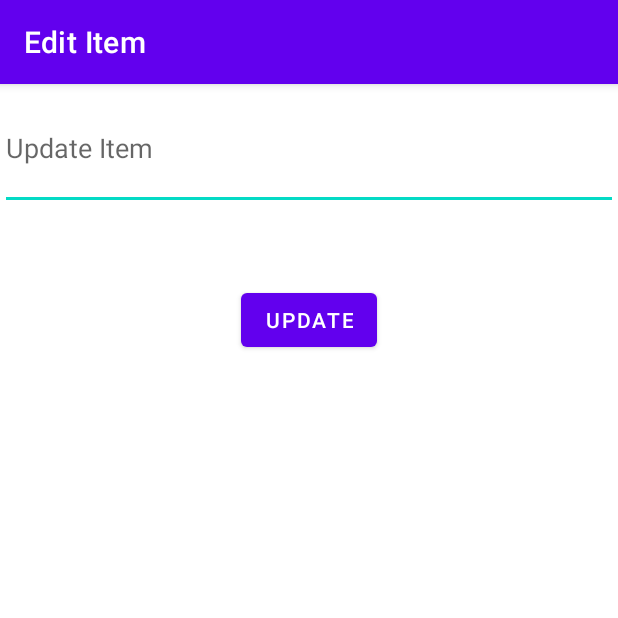
After one commit to smahboob/simple-todo-android, an Android app: the EditList screen opened directly, with no data from a screen before it, on a phone screen of 412 x 824 dp, the top half of it. The commit adds this screen. Run offline under Robolectric (Android 15) with nearby library versions, the phone set to English and light mode, and no system bars.

Commit message:
Edit the TodoList Implementation

```diff
--- a/app/src/main/AndroidManifest.xml
+++ b/app/src/main/AndroidManifest.xml
@@ -9,6 +9,7 @@
         android:roundIcon="@mipmap/ic_launcher_round"
         android:supportsRtl="true"
         android:theme="@style/Theme.SimpleTodo">
+        <activity android:name=".EditList"></activity>
         <activity android:name=".MainActivity">
             <intent-filter>
                 <action android:name="android.intent.action.MAIN" />
--- /dev/null
+++ b/app/src/main/java/com/example/simpletodo/EditList.java
@@ -0,0 +1,35 @@
+package com.example.simpletodo;
+
+import androidx.appcompat.app.AppCompatActivity;
+
+import android.content.Intent;
+import android.os.Bundle;
+import android.view.View;
+import android.widget.EditText;
+
+public class EditList extends AppCompatActivity {
+
+    private static final String KEY_ITEM_NAME = "updated_name";
+    private static final String KEY_ITEM_POS = "updated_pos";
+    private EditText updatedText;
+
+    @Override
+    protected void onCreate(Bundle savedInstanceState) {
+        super.onCreate(savedInstanceState);
+        setContentView(R.layout.activity_edit_list);
+        getSupportActionBar().setTitle("Edit Item");
+
+        updatedText = findViewById(R.id.updateText);
+
+        String name = getIntent().getStringExtra(MainActivity.KEY_ITEM_NAME);
+        int pos = getIntent().getIntExtra(MainActivity.KEY_ITEM_POS,-1);
+
+    }
+
+    //user is done editing, update the list item
+    public void updateList(View view){
+        Intent backToMain = new Intent(EditList.this, MainActivity.class);
+        backToMain.putExtra(KEY_ITEM_NAME, updatedText.getText().toString());
+        backToMain.putExtra(KEY_ITEM_POS, getIntent().getIntExtra(MainActivity.KEY_ITEM_POS,-1));
+    }
+}
--- /dev/null
+++ b/app/src/main/res/layout/activity_edit_list.xml
@@ -0,0 +1,35 @@
+<?xml version="1.0" encoding="utf-8"?>
+<androidx.constraintlayout.widget.ConstraintLayout xmlns:android="http://schemas.android.com/apk/res/android"
+    xmlns:app="http://schemas.android.com/apk/res-auto"
+    xmlns:tools="http://schemas.android.com/tools"
+    android:layout_width="match_parent"
+    android:layout_height="match_parent"
+    tools:context=".EditList">
+
+    <EditText
+        android:id="@+id/updateText"
+        android:layout_width="0dp"
+        android:layout_height="0dp"
+        android:layout_marginTop="2dp"
+        android:layout_marginBottom="684dp"
+        android:ems="10"
+        android:hint="Update Item"
+        android:inputType="textPersonName"
+        app:layout_constraintBottom_toBottomOf="parent"
+        app:layout_constraintEnd_toEndOf="parent"
+        app:layout_constraintStart_toStartOf="parent"
+        app:layout_constraintTop_toTopOf="parent" />
+
+    <Button
+        android:id="@+id/updateButton"
+        android:layout_width="wrap_content"
+        android:layout_height="wrap_content"
+        android:layout_marginTop="50dp"
+        android:layout_marginBottom="588dp"
+        android:onClick="updateList"
+        android:text="Update"
+        app:layout_constraintBottom_toBottomOf="parent"
+        app:layout_constraintEnd_toEndOf="parent"
+        app:layout_constraintStart_toStartOf="parent"
+        app:layout_constraintTop_toBottomOf="@+id/updateText" />
+</androidx.constraintlayout.widget.ConstraintLayout>
```
Also changed, not shown: app/src/main/java/com/example/simpletodo/ItemAdapter.java (+12 -1 lines), app/src/main/java/com/example/simpletodo/MainActivity.java (+30 -3 lines).
